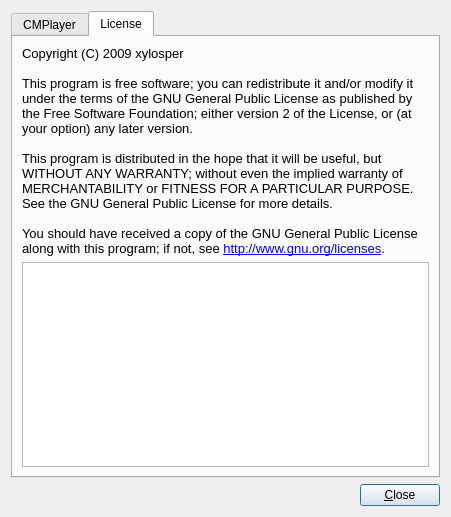
Before: the Qt Designer form src/cmplayer/ui/aboutdialog.ui in bylee20/cmplayer-kldp.net, drawn with Qt 5.
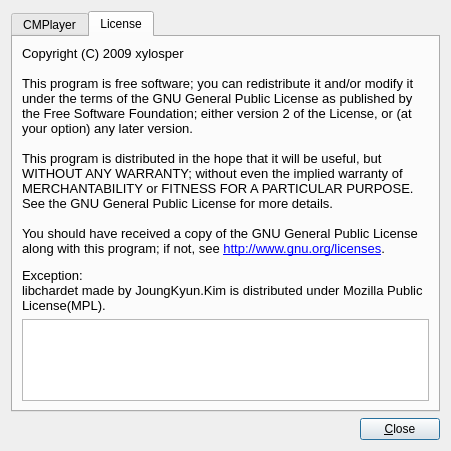
After: the same form once the commit is applied. The open tabs and pages were chosen to show the change.

```diff
--- a/src/cmplayer/ui/aboutdialog.ui
+++ b/src/cmplayer/ui/aboutdialog.ui
@@ -6,7 +6,7 @@
     <x>0</x>
     <y>0</y>
     <width>451</width>
-    <height>517</height>
+    <height>451</height>
    </rect>
   </property>
   <property name="windowTitle" >
@@ -156,7 +156,8 @@
 &lt;p style="-qt-paragraph-type:empty; margin-top:0px; margin-bottom:0px; margin-left:0px; margin-right:0px; -qt-block-indent:0; text-indent:0px;">&lt;/p>
 &lt;p style=" margin-top:0px; margin-bottom:0px; margin-left:0px; margin-right:0px; -qt-block-indent:0; text-indent:0px;">This program is distributed in the hope that it will be useful, but WITHOUT ANY WARRANTY; without even the implied warranty of MERCHANTABILITY or FITNESS FOR A PARTICULAR PURPOSE. See the GNU General Public License for more details.&lt;/p>
 &lt;p style="-qt-paragraph-type:empty; margin-top:0px; margin-bottom:0px; margin-left:0px; margin-right:0px; -qt-block-indent:0; text-indent:0px;">&lt;/p>
-&lt;p style=" margin-top:0px; margin-bottom:0px; margin-left:0px; margin-right:0px; -qt-block-indent:0; text-indent:0px;">You should have received a copy of the GNU General Public License along with this program; if not, see &lt;a href="http://www.gnu.org/licenses">&lt;span style=" text-decoration: underline; color:#0000ff;">http://www.gnu.org/licenses&lt;/span>&lt;/a>.&lt;/p>&lt;/body>&lt;/html></string>
+&lt;p style=" margin-top:0px; margin-bottom:0px; margin-left:0px; margin-right:0px; -qt-block-indent:0; text-indent:0px;">You should have received a copy of the GNU General Public License along with this program; if not, see &lt;a href="http://www.gnu.org/licenses">&lt;span style=" text-decoration: underline; color:#0000ff;">http://www.gnu.org/licenses&lt;/span>&lt;/a>.&lt;/p>
+&lt;p style=" margin-top:12px; margin-bottom:12px; margin-left:0px; margin-right:0px; -qt-block-indent:0; text-indent:0px;">Exception:&lt;br />libchardet made by JoungKyun.Kim is distributed under Mozilla Public License(MPL).&lt;/p>&lt;/body>&lt;/html></string>
          </property>
          <property name="wordWrap" >
           <bool>true</bool>
```
Left out of the diff: 2 changed lines with no effect on the pictures.
